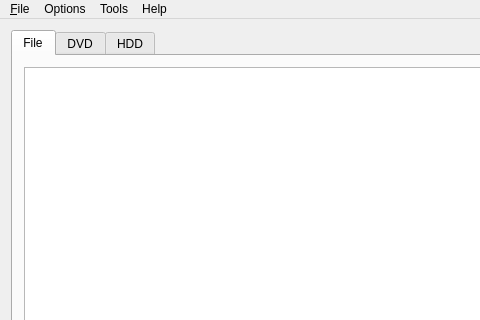
evertonstz/wiibafu, file resources/ui/wiibafu.ui: the form before one commit; both pictures show x 0 to 480 and y 0 to 320 of the 640 by 480 pixel window.
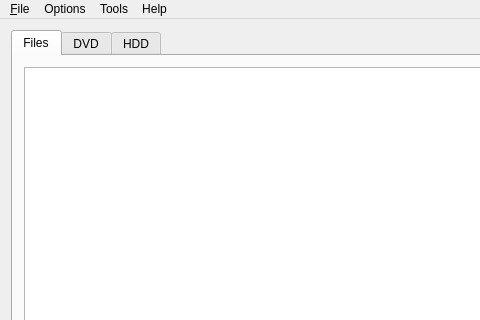
The form after the commit. Icons and pictures are not drawn.

```diff
--- a/resources/ui/wiibafu.ui
+++ b/resources/ui/wiibafu.ui
@@ -41,7 +41,7 @@
       </property>
       <widget class="QWidget" name="tabFile">
        <attribute name="title">
-        <string>File</string>
+        <string>Files</string>
        </attribute>
        <layout class="QVBoxLayout" name="verticalLayout">
         <item>
```
Left out of the diff: 2 changed lines with no effect on the pictures.
